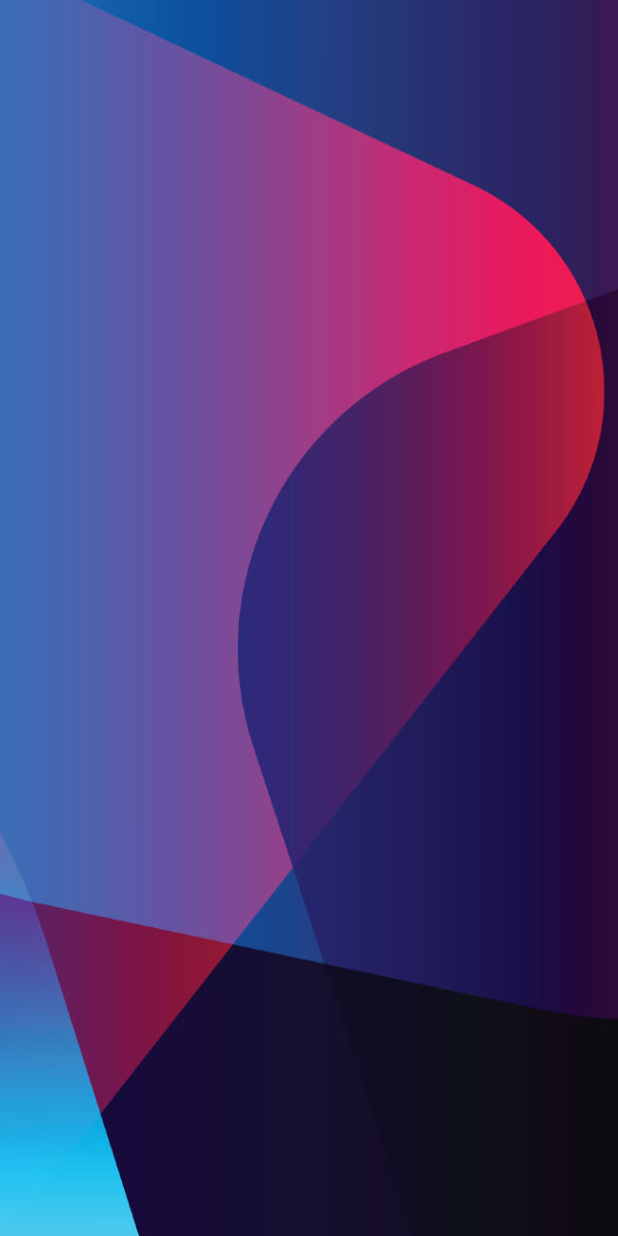
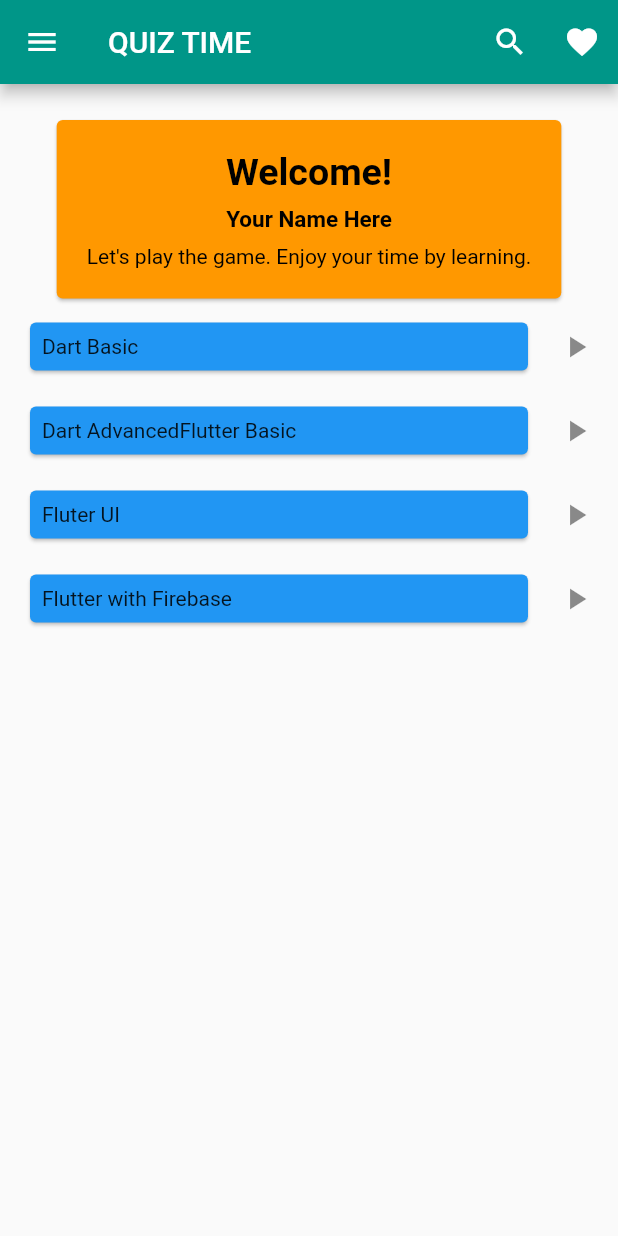
Before and after one commit to rakibur557/QuizApp, a Flutter app: the screen it shows after launch, on a phone screen of 412 x 824 dp. Run offline on Flutter 3.47's test engine with Material 2 defaults, Android fonts, the phone set to English and light mode, and no system bars.

Commit message:
listTile

```diff
--- a/lib/screens/home.dart
+++ b/lib/screens/home.dart
@@ -2,21 +2,114 @@ import 'package:flutter/material.dart';
 
 class HomeScreen extends StatelessWidget {
   static String path = "HomeSceen";
-  const HomeScreen({Key? key}) : super(key: key);
-
+  //const HomeScreen({Key? key}) : super(key: key);
+  final List<String> iteams = [
+    'Dart Basic',
+    'Dart Advanced'
+        'Flutter Basic',
+    'Fluter UI',
+    'Flutter with Firebase',
+  ];
   @override
   Widget build(BuildContext context) {
     return SafeArea(
       child: Scaffold(
-        body: Container(
-          decoration: BoxDecoration(
-            image: DecorationImage(
-              image: AssetImage('assets/images/background.png'),
-              fit: BoxFit.cover,
+        appBar: AppBar(
+          backgroundColor: Colors.teal,
+          title: Text('QUIZ TIME'),
+          actions: [
+            IconButton(
+              onPressed: () {},
+              icon: Icon(Icons.search),
             ),
+            IconButton(
+              onPressed: () {},
+              icon: Icon(Icons.favorite),
+            ),
+          ],
+        ),
+        drawer: Drawer(),
+        body: Center(
+          child: Column(
+            children: [
+              Padding(
+                padding: const EdgeInsets.only(
+                  top: 20,
+                ),
+                child: Card(
+                  color: Colors.orange,
+                  child: Padding(
+                    padding: const EdgeInsets.symmetric(
+                        horizontal: 20, vertical: 20),
+                    child: Column(
+                      children: [
+                        Text(
+                          'Welcome!',
+                          style: TextStyle(
+                            color: Colors.black,
+                            fontWeight: FontWeight.bold,
+                            fontSize: 25,
+                          ),
+                        ),
+                        SizedBox(
+                          height: 8,
+                        ),
+                        Text(
+                          'Your Name Here',
+                          style: TextStyle(
+                            color: Colors.black,
+                            fontSize: 15,
+                            fontWeight: FontWeight.bold,
+                          ),
+                        ),
+                        SizedBox(
+                          height: 8,
+                        ),
+                        Text(
+                          'Let\'s play the game. Enjoy your time by learning.',
+                          style: TextStyle(
+                            color: Colors.black,
+                          ),
+                        )
+                      ],
+                    ),
+                  ),
+                ),
+              ),
+              Expanded(
+                child: ListView.builder(
+                  itemCount: iteams.length,
+                  itemBuilder: (context, int index) {
+                    return ListTile(
+                      title: Card(
+                        color: Colors.blue,
+                        child: Padding(
+                          padding: const EdgeInsets.all(8.0),
+                          child: Text(
+                            '${iteams[index]}',
+                          ),
+                        ),
+                      ),
+                      trailing: Icon(Icons.play_arrow),
+                    );
+                  },
+                ),
+              )
+            ],
           ),
         ),
       ),
     );
   }
 }
+
+// class CustomListTile extends StatelessWidget {
+//   const CustomListTile({ Key? key }) : super(key: key);
+
+//   @override
+//   Widget build(BuildContext context) {
+//     return Scaffold(
+//       body: ,
+//     );
+//   }
+// }
--- a/pubspec.yaml
+++ b/pubspec.yaml
@@ -59,7 +59,7 @@ flutter:
 
   # To add assets to your application, add an assets section, like this:
   assets:
-    - assets/images
+    - assets/images/
   #   - images/a_dot_ham.jpeg
 
   # An image asset can refer to one or more resolution-specific "variants", see
```
Also changed, not shown: 1 other file.
